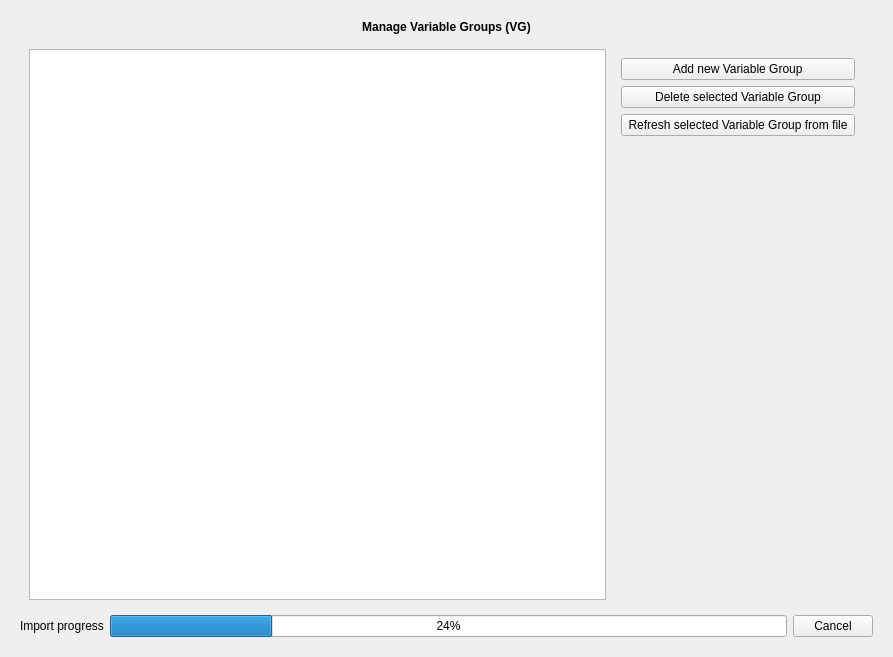
Qt form NewGeneUI/NewGene/Widgets/ManageInput/VGs/newgenemanagevgs.ui (daniel347x/newgene) before a commit.
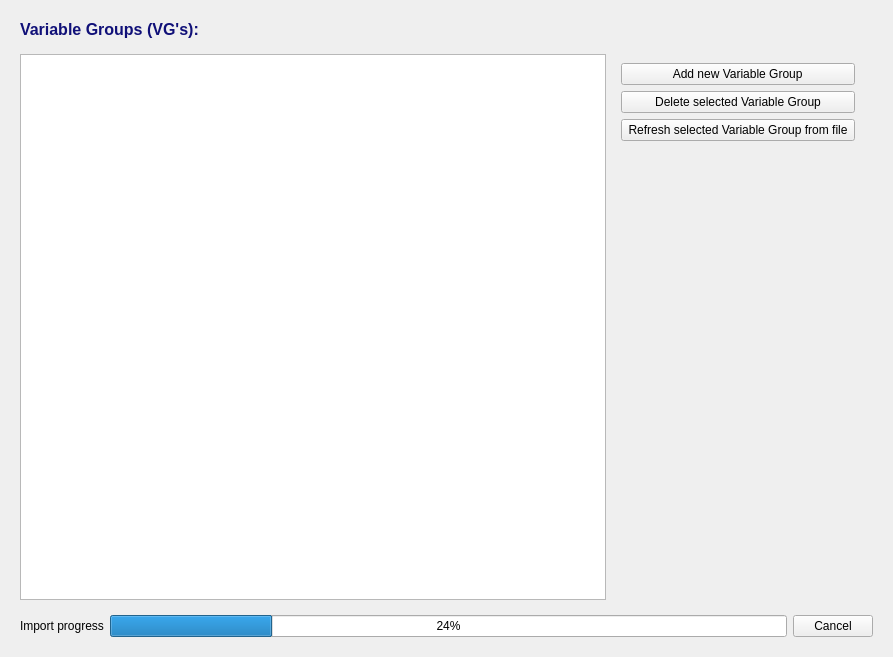
The same form after that commit.

Commit message: Unify and improve titles for "Manage Input" panes

Diff of the .ui file:
```diff
--- a/NewGeneUI/NewGene/Widgets/ManageInput/VGs/newgenemanagevgs.ui
+++ b/NewGeneUI/NewGene/Widgets/ManageInput/VGs/newgenemanagevgs.ui
@@ -20,13 +20,13 @@
       <item>
        <widget class="QLabel" name="label_manage_vgs">
         <property name="text">
-         <string>&lt;b&gt;Manage Variable Groups (VG)&lt;/b&gt;</string>
+         <string>&lt;html&gt;&lt;head/&gt;&lt;body&gt;&lt;p&gt;&lt;span style=&quot; font-size:12pt; font-weight:600; color:#101078;&quot;&gt;Variable Groups (VG's):&lt;/span&gt;&lt;/p&gt;&lt;/body&gt;&lt;/html&gt;</string>
         </property>
         <property name="textFormat">
          <enum>Qt::RichText</enum>
         </property>
         <property name="alignment">
-         <set>Qt::AlignCenter</set>
+         <set>Qt::AlignLeading|Qt::AlignLeft|Qt::AlignVCenter</set>
         </property>
        </widget>
       </item>
@@ -39,6 +39,9 @@
          </sizepolicy>
         </property>
         <layout class="QHBoxLayout" name="horizontalLayout_2">
+         <property name="leftMargin">
+          <number>0</number>
+         </property>
          <item>
           <widget class="QListView" name="listViewManageVGs">
            <property name="sizePolicy">
```
The commit also changes 4 other files.
